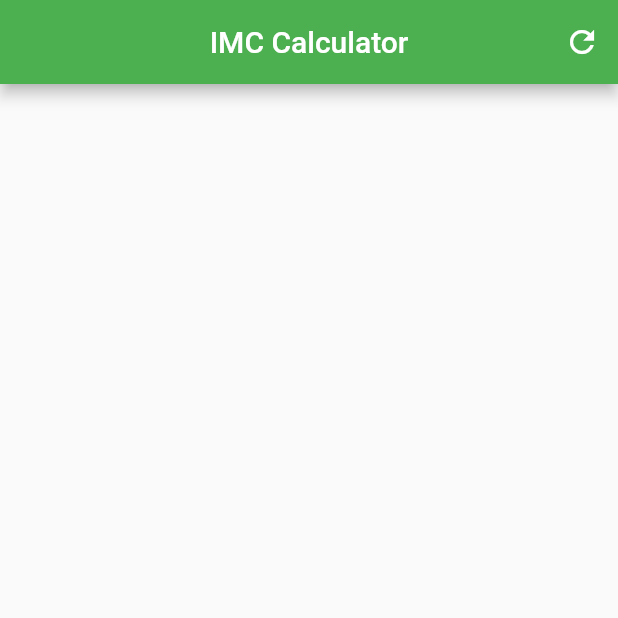
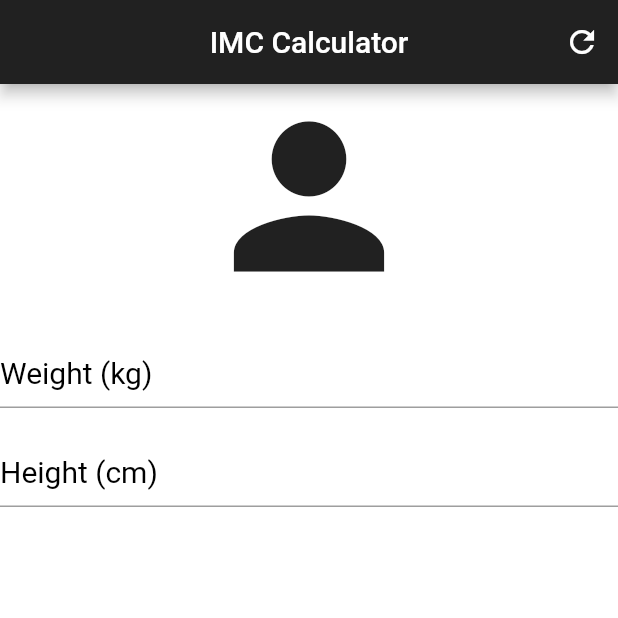
Before and after one commit to JonathanVegasP/imc-calculator, a Flutter app: the screen it shows after launch, on a phone screen of 412 x 824 dp, the top half of it. Run offline on Flutter 3.47's test engine with Material 2 defaults, Android fonts, the phone set to English and light mode, and no system bars.

Commit message:
added text fields and adjusted the location

```diff
--- a/lib/main.dart
+++ b/lib/main.dart
@@ -1,4 +1,5 @@
 import 'package:flutter/material.dart';
+import 'package:flutter_localizations/flutter_localizations.dart';
 import 'package:imc_calculator/scenes/home/home.dart';
 
 class ImcCalculator extends StatelessWidget {
@@ -6,8 +7,13 @@ class ImcCalculator extends StatelessWidget {
   Widget build(BuildContext context) {
     return MaterialApp(
       title: "IMC Calculator",
-      color: Colors.green,
+      theme: ThemeData.dark(),
       home: Home(),
+      localizationsDelegates: [
+        GlobalWidgetsLocalizations.delegate,
+        GlobalMaterialLocalizations.delegate,
+      ],
+      localeResolutionCallback: (locale,locales) => locale,
     );
   }
 }
--- a/lib/scenes/home/home.dart
+++ b/lib/scenes/home/home.dart
@@ -12,7 +12,6 @@ class _HomeState extends State<Home> {
       appBar: AppBar(
         title: Text("IMC Calculator"),
         centerTitle: true,
-        backgroundColor: Colors.green,
         actions: <Widget>[
           IconButton(
             icon: Icon(Icons.refresh),
@@ -20,6 +19,53 @@ class _HomeState extends State<Home> {
           ),
         ],
       ),
+      backgroundColor: Colors.white,
+      body: Column(
+        crossAxisAlignment: CrossAxisAlignment.stretch,
+        children: <Widget>[
+          Icon(
+            Icons.person,
+            size: 150.0,
+            color: Theme.of(context).primaryColor,
+          ),
+          Theme(
+            data: ThemeData(
+              hintColor: Colors.black,
+              primaryColor: Colors.teal,
+            ),
+            child: TextField(
+              keyboardType: TextInputType.number,
+              decoration: InputDecoration(
+                labelText: "Weight (kg)",
+                alignLabelWithHint: true,
+              ),
+              textAlign: TextAlign.center,
+              style: TextStyle(
+                color: Colors.teal,
+                fontSize: 20.0,
+              ),
+            ),
+          ),
+          Theme(
+            data: ThemeData(
+              hintColor: Colors.black,
+              primaryColor: Colors.teal,
+            ),
+            child: TextField(
+              keyboardType: TextInputType.number,
+              decoration: InputDecoration(
+                labelText: "Height (cm)",
+                alignLabelWithHint: true,
+              ),
+              textAlign: TextAlign.center,
+              style: TextStyle(
+                color: Colors.teal,
+                fontSize: 20.0,
+              ),
+            ),
+          ),
+        ],
+      ),
     );
   }
 }
--- a/pubspec.yaml
+++ b/pubspec.yaml
@@ -18,6 +18,8 @@ environment:
 
 dependencies:
   flutter:
+    sdk: flutter
+  flutter_localizations:
     sdk: flutter
 
   # The following adds the Cupertino Icons font to your application.
```
Also changed, not shown: pubspec.lock.
